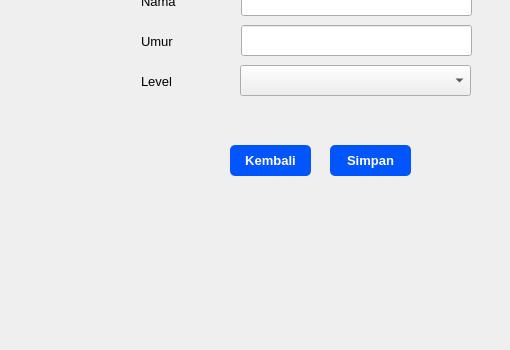
Qt form form_edit_dokter.ui (naylasalsdev-project/SudiKasusUAS) before a commit; both pictures show x 0 to 510 and y 235 to 585 of the 643 by 585 pixel window.
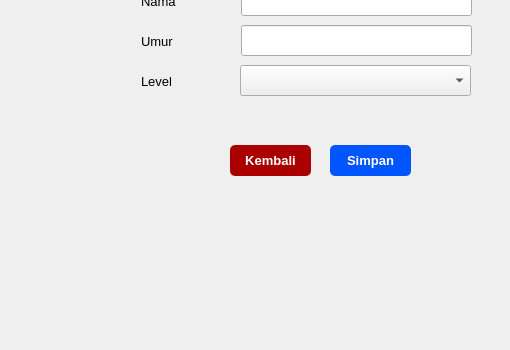
The same form after that commit.

```diff
--- a/form_edit_dokter.ui
+++ b/form_edit_dokter.ui
@@ -196,7 +196,7 @@
     </property>
     <property name="styleSheet">
      <string notr="true">QPushButton {
-    background-color: rgb(0, 85, 255);
+    background-color: rgb(170, 0, 0);
     color: white;
     border-radius: 5px;   
     padding: 6px;           
```
